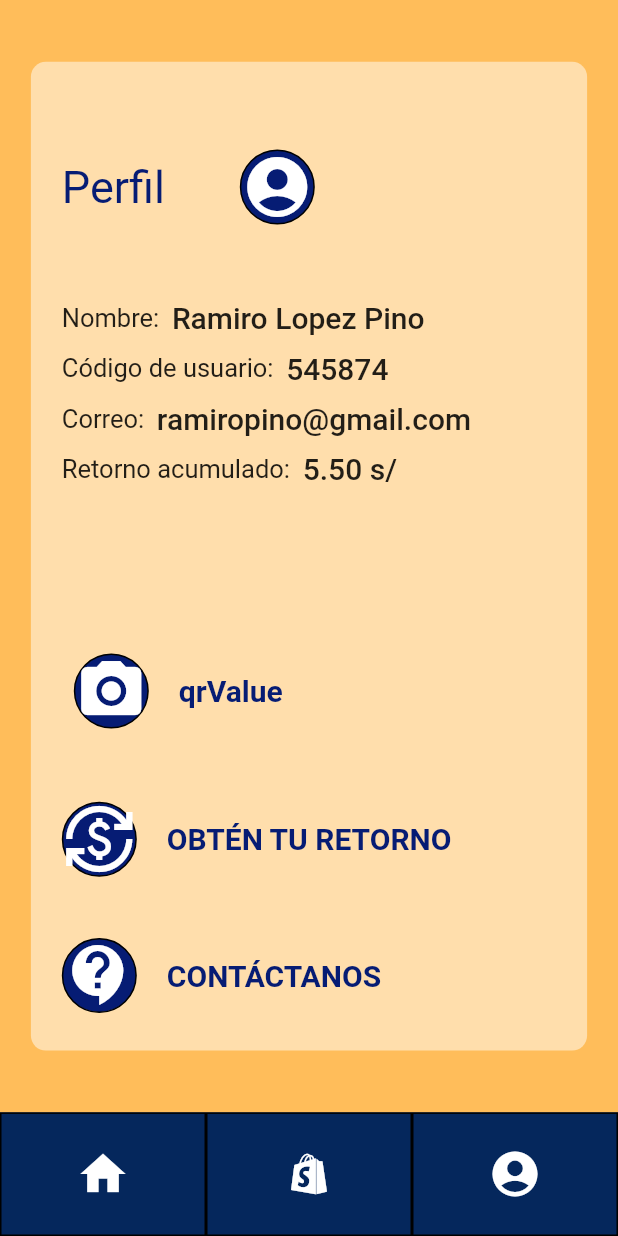
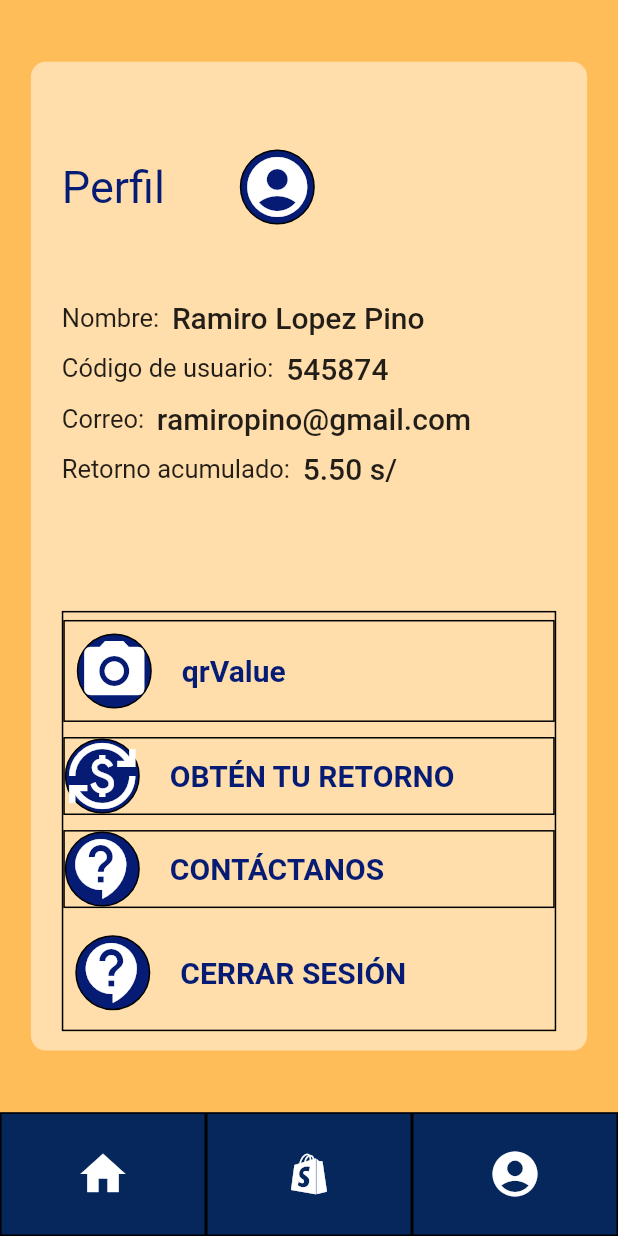
Before and after one commit to ElRobaCuentas/Prototipo_Ahorra_Ya, a Flutter app: the PerfilScreen screen opened directly, on a phone screen of 412 x 824 dp. Run offline on Flutter 3.47's test engine with Material 2 defaults, Android fonts, the light colour scheme and no system bars; missing offline and left inert: qrscan.

Commit message:
stilos de login y signup arreglados y boton de cerrar sesion

```diff
--- a/lib/src/components/camera_qr.dart
+++ b/lib/src/components/camera_qr.dart
@@ -17,9 +17,12 @@ class _CameraQrState extends State<CameraQr> {
     }
 
     return Container(
+      decoration: BoxDecoration(
+        border: Border.all(color: Colors.black),
+      ),
       child: TextButton(
         onPressed: () {
-          Text('qrValue');
+          // Text('qrValue');
           scanQr();
         },
         child: Row(
--- a/lib/src/components/perfil_card.dart
+++ b/lib/src/components/perfil_card.dart
@@ -1,7 +1,8 @@
-// import 'package:AhorraYa/src/page/scanner_screen.dart';
 import 'package:AhorraYa/src/components/camera_qr.dart';
+import 'package:AhorraYa/src/page/category_screen.dart';
+import 'package:AhorraYa/src/page/home_screen.dart';
+import 'package:AhorraYa/src/page/main_screen.dart';
 import 'package:flutter/material.dart';
-// import 'package:AhorraYa/src/page/main_screen.dart';
 
 class PerfilCard extends StatelessWidget {
   const PerfilCard({Key? key}) : super(key: key);
@@ -125,17 +126,20 @@ class PerfilCard extends StatelessWidget {
           height: alto * 0.070,
         ),
         Container(
-          height: alto * 0.35,
+          height: alto * 0.34,
           width: ancho * 0.8,
-          // decoration: BoxDecoration(
-          //   border: Border.all(color: Colors.black),
-          // ),
+          decoration: BoxDecoration(
+            border: Border.all(color: Colors.black),
+          ),
           child: Column(
-            crossAxisAlignment: CrossAxisAlignment.start,
+            // crossAxisAlignment: CrossAxisAlignment.start,
             mainAxisAlignment: MainAxisAlignment.spaceAround,
             children: <Widget>[
               CameraQr(),
               Container(
+                decoration: BoxDecoration(
+                  border: Border.all(color: Colors.black),
+                ),
                 child: Row(
                   children: <Widget>[
                     Container(
@@ -162,6 +166,9 @@ class PerfilCard extends StatelessWidget {
                 ),
               ),
               Container(
+                decoration: BoxDecoration(
+                  border: Border.all(color: Colors.black),
+                ),
                 child: Row(
                   children: <Widget>[
                     Container(
@@ -188,39 +195,95 @@ class PerfilCard extends StatelessWidget {
                 ),
               ),
               //BOTON DE CERRAR SESION
+              Container(
+                child: TextButton(
+                  onPressed: () {
+                    Navigator.of(context).push(
+                      MaterialPageRoute(
+                        builder: (context) => CategoryScreen(),
+                      ),
+                    );
+                  },
+                  //Te lleva al main sreen pero todo feo, tomar en cuenta el "push y pop"
+                  // onPressed: () {
+                  //   Navigator.of(context).push(
+                  //     MaterialPageRoute(
+                  //       builder: (context) => MainScreen(),
+                  //     ),
+                  //   );
+                  // },
+                  child: Row(
+                    children: <Widget>[
+                      Container(
+                        decoration: BoxDecoration(
+                            color: Color.fromARGB(255, 6, 28, 116),
+                            shape: BoxShape.circle,
+                            border: Border.all(color: Colors.black)),
+                        margin: EdgeInsets.only(right: 20),
+                        child: Icon(
+                          Icons.contact_support,
+                          size: 48,
+                          color: Colors.white,
+                        ),
+                      ),
+                      Text(
+                        'CERRAR SESIÓN',
+                        style: TextStyle(
+                          fontSize: 20.0,
+                          color: Color.fromARGB(255, 6, 28, 116),
+                          fontWeight: FontWeight.w600,
+                        ),
+                      ),
+                    ],
+                  ),
+                ),
+              ),
+
+              //TRATE DE PONERLO DENTRO DE UN ROW COMO EN OBTEN TU RETORNO, PERO ESTO ES  DIFERENTE PORQUE EL CONTAINER TIENE COMO HIJO A UN TEXTBUTTOM, NO A UN ROW. "TRATANDO DE ARREGLAR LA POSICION PORQUE NO ESTAN TODOS PAREJOS"
               // Container(
-              //   child: TextButton(
-              //     onPressed: () {
-              //       Navigator.of(context).push(
-              //         MaterialPageRoute(
-              //           builder: (context) => MainScreen(),
+              //   decoration: BoxDecoration(
+              //     border: Border.all(color: Colors.black),
+              //   ),
+              //   child: Row(
+              //     children: [
+              //       TextButton(
+              //         onPressed: () {
+              //           Navigator.of(context).push(
+              //             MaterialPageRoute(
+              //               builder: (context) => CategoryScreen(),
+              //             ),
+              //           );
+              //         },
+              //       ),
+              //       //Te lleva al main sreen pero todo feo, tomar en cuenta el "push y pop"
+              //       // onPressed: () {
+              //       //   Navigator.of(context).push(
+              //       //     MaterialPageRoute(
+              //       //       builder: (context) => MainScreen(),
+              //       //     ),
+              //       //   );
+              //       // },
+              //       Container(
+              //         decoration: BoxDecoration(
+              //             color: Color.fromARGB(255, 6, 28, 116),
+              //             shape: BoxShape.circle,
+              //             border: Border.all(color: Colors.black)),
+              //         margin: EdgeInsets.only(right: 20),
+              //         child: Icon(
+              //           Icons.contact_support,
+              //           size: 48,
+              //           color: Colors.white,
               //         ),
-              //       );
-              //     },
-              //     child: Row(
-              //       children: <Widget>[
-              //         Container(
-              //           decoration: BoxDecoration(
-              //               color: Color.fromARGB(255, 6, 28, 116),
-              //               shape: BoxShape.circle,
-              //               border: Border.all(color: Colors.black)),
-              //           margin: EdgeInsets.only(right: 20),
-              //           child: Icon(
-              //             Icons.contact_support,
-              //             size: 48,
-              //             color: Colors.white,
-              //           ),
+              //       ),
+              //       Text(
+              //         'CERRAR SESIÓN',
+              //         style: TextStyle(
+              //           fontSize: 20.0,
+              //           color: Color.fromARGB(255, 6, 28, 116),
+              //           fontWeight: FontWeight.w600,
               //         ),
-              //         Text(
-              //           'CERRAR SESIÓN',
-              //           style: TextStyle(
-              //             fontSize: 20.0,
-              //             color: Color.fromARGB(255, 6, 28, 116),
-              //             fontWeight: FontWeight.w600,
-              //           ),
-              //         ),
-              //       ],
-              //     ),
+              //       ),
+              //     ],
               //   ),
               // ),
             ],
```
Also changed, not shown: lib/src/page/login_screen.dart (+14 -11 lines), lib/src/page/signup_screen.dart (+14 -14 lines).
